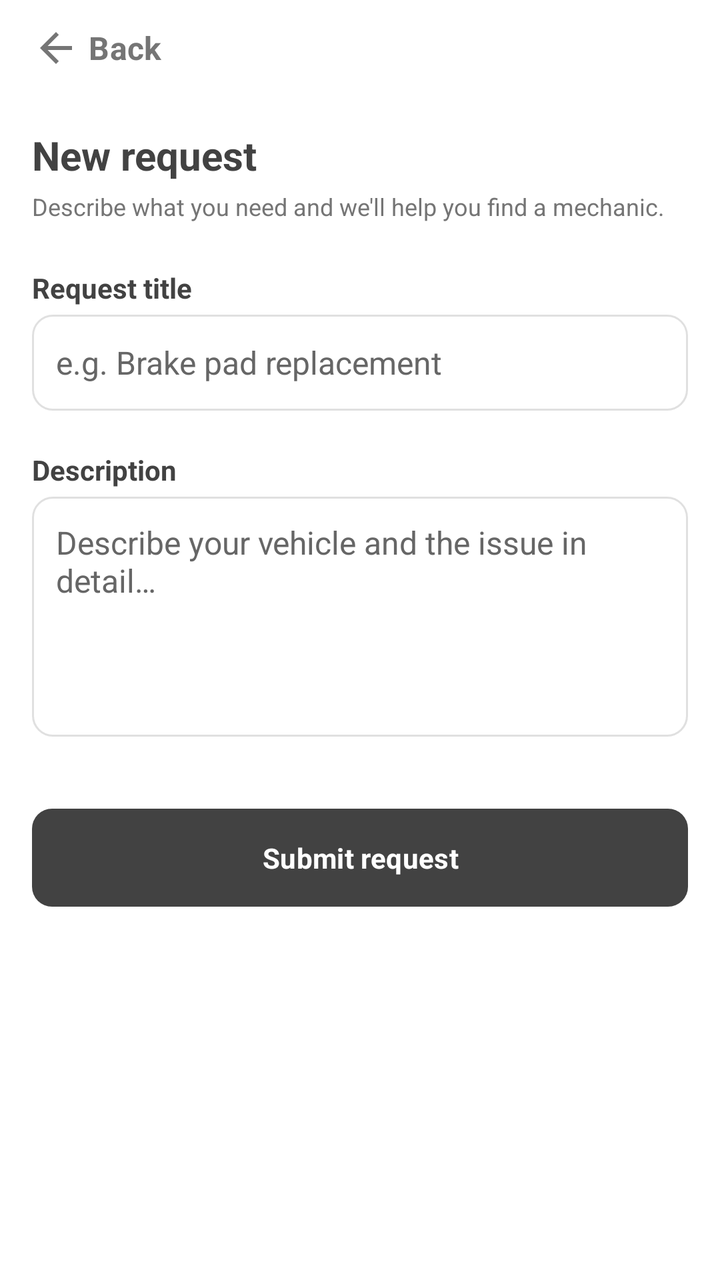
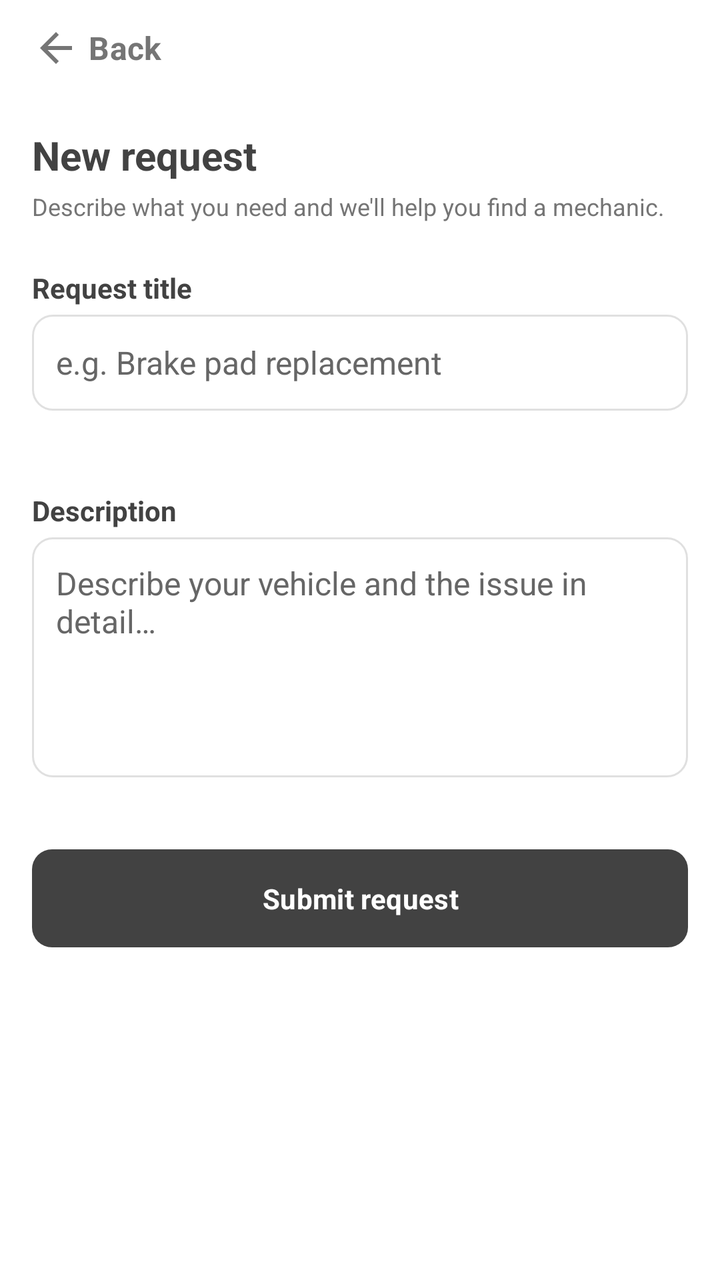

Before-and-after screenshots of an Android layout around one commit, followed by the original layout XML and the change that was made.
<!-- AndroidManifest.xml: application theme Theme.G08 -->
<!-- res/layout/create_request.xml -->
<?xml version="1.0" encoding="utf-8"?>
<ScrollView xmlns:android="http://schemas.android.com/apk/res/android"
    xmlns:app="http://schemas.android.com/apk/res-auto"
    android:layout_width="match_parent"
    android:layout_height="match_parent"
    android:fillViewport="true"
    android:fitsSystemWindows="true">

    <LinearLayout
        android:id="@+id/rootLayout"
        android:layout_width="match_parent"
        android:layout_height="wrap_content"
        android:orientation="vertical"
        android:paddingLeft="16dp"
        android:paddingRight="16dp"
        android:paddingBottom="24dp">

        <Button
            android:id="@+id/backButton"
            style="@style/Widget.Material3.Button.TextButton"
            android:layout_width="wrap_content"
            android:layout_height="wrap_content"
            android:layout_gravity="start"
            android:minHeight="48dp"
            android:minWidth="0dp"
            android:paddingStart="0dp"
            android:paddingEnd="16dp"
            android:text="@string/back"
            android:textColor="@color/grey"
            android:textSize="16sp"
            app:icon="@drawable/ic_arrow_back"
            app:iconGravity="textStart"
            app:iconSize="24dp"
            app:iconTint="@color/grey" />

        <TextView
            android:id="@+id/createRequestTitle"
            android:layout_width="match_parent"
            android:layout_height="wrap_content"
            android:layout_marginTop="16dp"
            android:text="@string/create_request_title"
            android:textAlignment="textStart"
            android:textColor="@color/main_netural_color"
            android:textSize="20sp"
            android:textStyle="bold" />

        <TextView
            android:id="@+id/createRequestSubtitle"
            android:layout_width="match_parent"
            android:layout_height="wrap_content"
            android:layout_marginTop="4dp"
            android:paddingBottom="15dp"
            android:text="@string/create_request_subtitle"
            android:textAlignment="textStart"
            android:textColor="@color/grey"
            android:textSize="12sp" />

        <TextView
            android:layout_width="match_parent"
            android:layout_height="wrap_content"
            android:layout_marginTop="8dp"
            android:text="@string/create_request_field_title"
            android:textColor="@color/main_netural_color"
            android:textSize="14sp"
            android:textStyle="bold" />

        <EditText
            android:id="@+id/requestTitleInput"
            android:layout_width="match_parent"
            android:layout_height="wrap_content"
            android:layout_marginTop="4dp"
            android:background="@drawable/edittext_bordered"
            android:hint="@string/create_request_field_title_hint"
            android:importantForAutofill="no"
            android:inputType="textCapSentences"
            android:maxWidth="320dp"
            android:minHeight="48dp"
            android:padding="12dp"
            android:textColorHint="#666666"
            android:textSize="16sp" />

        <TextView
            android:layout_width="match_parent"
            android:layout_height="wrap_content"
            android:layout_marginTop="20dp"
            android:text="@string/create_request_field_description"
            android:textColor="@color/main_netural_color"
            android:textSize="14sp"
            android:textStyle="bold" />

        <EditText
            android:id="@+id/requestDescriptionInput"
            android:layout_width="match_parent"
            android:layout_height="wrap_content"
            android:layout_marginTop="4dp"
            android:background="@drawable/edittext_bordered"
            android:gravity="top|start"
            android:hint="@string/create_request_field_description_hint"
            android:importantForAutofill="no"
            android:inputType="textMultiLine|textCapSentences"
            android:maxWidth="320dp"
            android:minHeight="120dp"
            android:padding="12dp"
            android:textColorHint="#666666"
            android:textSize="16sp" />

        <Button
            android:id="@+id/submitRequestButton"
            android:layout_width="match_parent"
            android:layout_height="wrap_content"
            android:layout_marginTop="32dp"
            android:maxWidth="320dp"
            android:text="@string/create_request_submit"
            android:textSize="14sp"
            app:backgroundTint="@color/main_netural_color" />
    </LinearLayout>
</ScrollView>
<!-- resources referenced by this layout -->
<resources>
  <color name="grey">#757575</color>
  <color name="main_netural_color">#424242</color>
  <!-- drawable edittext_bordered (drawable) -->
  <?xml version="1.0" encoding="utf-8"?>
  <shape xmlns:android="http://schemas.android.com/apk/res/android"
      android:shape="rectangle">
      <solid android:color="@color/white" />
      <stroke
          android:width="1dp"
          android:color="@color/input_border_light_grey" />
      <corners android:radius="10dp" />
  </shape>
  <!-- drawable ic_arrow_back (drawable) -->
  <?xml version="1.0" encoding="utf-8"?>
  <vector xmlns:android="http://schemas.android.com/apk/res/android"
      android:width="24dp"
      android:height="24dp"
      android:viewportWidth="24"
      android:viewportHeight="24">
      <path
          android:fillColor="#757575"
          android:pathData="M20,11H7.83l5.59,-5.59L12,4l-8,8 8,8 1.41,-1.41L7.83,13H20v-2z" />
  </vector>
  <string name="back">Back</string>
  <string name="create_request_field_description">Description</string>
  <string name="create_request_field_description_hint">Describe your vehicle and the issue in detail…</string>
  <string name="create_request_field_title">Request title</string>
  <string name="create_request_field_title_hint">e.g. Brake pad replacement</string>
  <string name="create_request_submit">Submit request</string>
  <string name="create_request_subtitle">Describe what you need and we\'ll help you find a mechanic.</string>
  <string name="create_request_title">New request</string>
  <style name="Theme.G08" parent="Base.Theme.G08" />
  <color name="white">#FFFFFFFF</color>
  <color name="input_border_light_grey">#E0E0E0</color>
  <style name="Base.Theme.G08" parent="Theme.Material3.DayNight.NoActionBar">
          
          
          <item name="android:windowBackground">@color/cardview_light_background</item>
          <item name="android:fontFamily">sans-serif</item>
          <item name="materialButtonStyle">@style/Widget.G08.Button</item>
          <item name="editTextStyle">@style/Widget.G08.EditText</item>
      </style>
  <style name="Widget.G08.Button" parent="Widget.Material3.Button">
          <item name="cornerRadius">@dimen/button_corner_radius</item>
          <item name="android:paddingTop">@dimen/button_vertical_padding</item>
          <item name="android:paddingBottom">@dimen/button_vertical_padding</item>
          <item name="android:textStyle">bold</item>
          <item name="android:layout_marginTop">@dimen/button_vertical_margin</item>
          <item name="android:layout_marginBottom">@dimen/button_vertical_margin</item>
      </style>
  <style name="Widget.G08.EditText" parent="Widget.AppCompat.EditText">
          <item name="android:background">@drawable/edittext_bordered</item>
          <item name="android:padding">12dp</item>
      </style>
  <dimen name="button_corner_radius">10dp</dimen>
  <dimen name="button_vertical_padding">15dp</dimen>
  <dimen name="button_vertical_margin">10dp</dimen>
</resources>

<!-- the commit's change to res/layout/create_request.xml (unified diff, before → after) -->
@@ -73,11 +73,20 @@
             android:hint="@string/create_request_field_title_hint"
             android:importantForAutofill="no"
             android:inputType="textCapSentences"
+            android:maxLength="50"
             android:maxWidth="320dp"
             android:minHeight="48dp"
             android:padding="12dp"
             android:textColorHint="#666666"
             android:textSize="16sp" />
+
+        <TextView
+            android:id="@+id/requestTitleCharCounter"
+            android:layout_width="match_parent"
+            android:layout_height="wrap_content"
+            android:layout_marginTop="4dp"
+            android:textColor="@color/grey"
+            android:textSize="12sp" />
 
         <TextView
             android:layout_width="match_parent"
